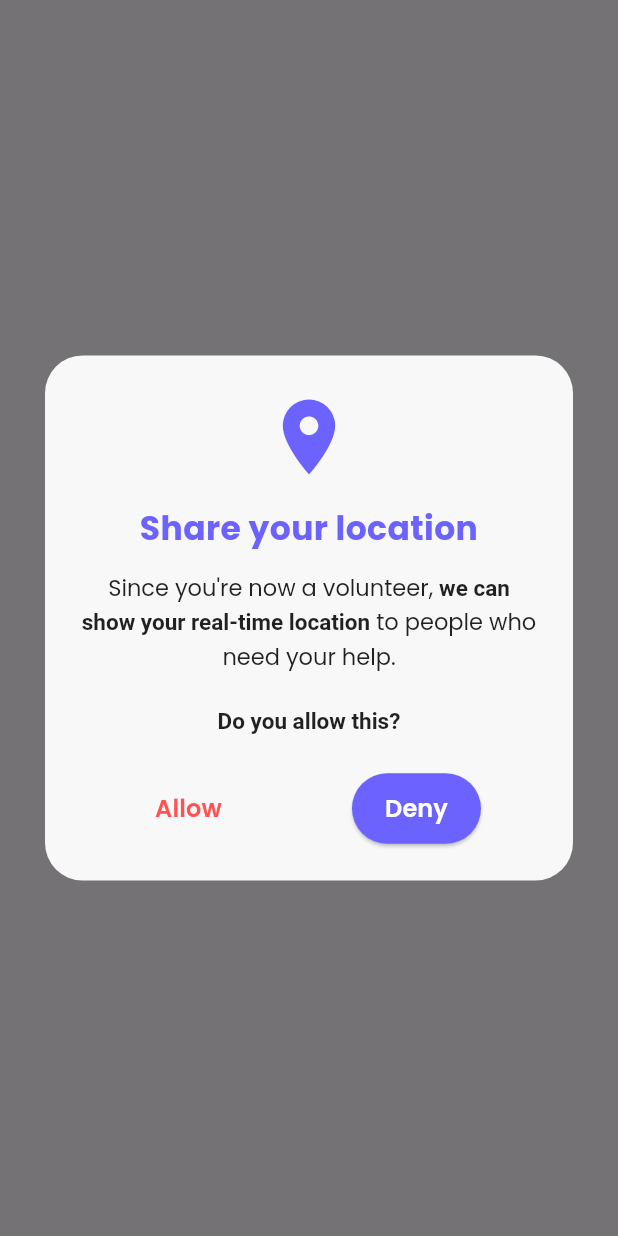
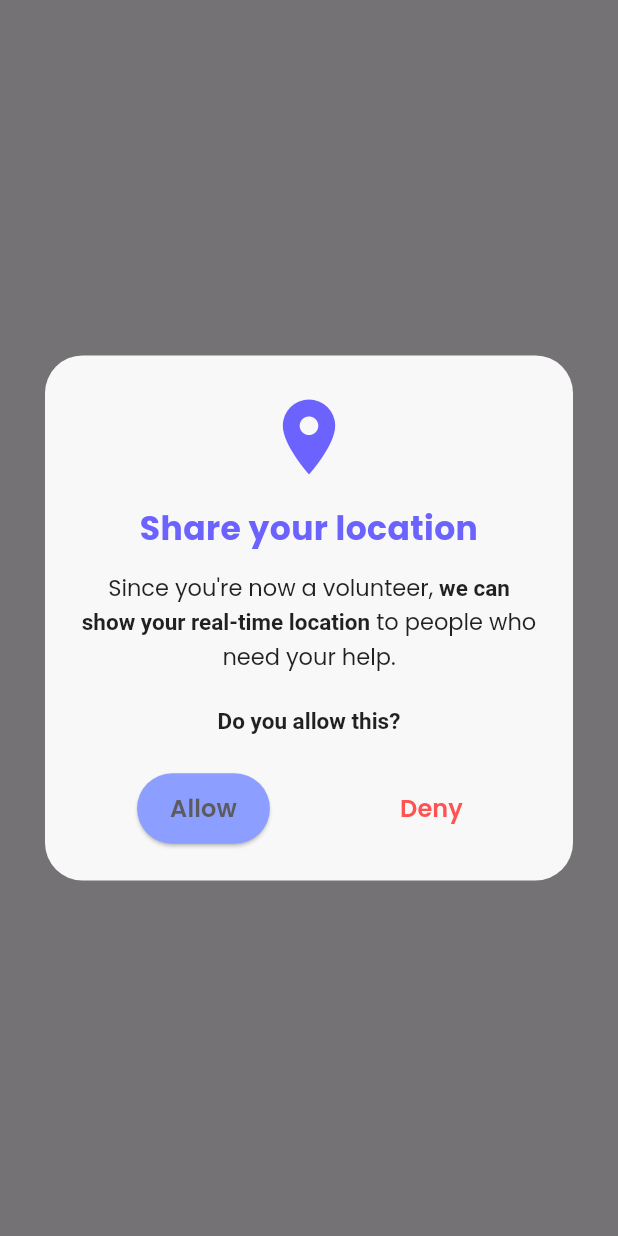
Before and after one commit to ViktorZlatev/KindLink, a Flutter app: what showVolunteerLocationPermissionDialog() shows on an empty page, opened directly with empty values, on a phone screen of 412 x 824 dp. Run offline on Flutter 3.47's test engine with Material 3 defaults, Android fonts, the phone set to English and light mode, and no system bars; our stand-ins replace another_flushbar, cloud_firestore, file_picker, firebase_auth, firebase_core, firebase_storage and 3 more; accounts and stored records are empty.

Commit message:
fix volunteer live location problem

```diff
--- a/kindlink_app/lib/features/home/popups/location.dart
+++ b/kindlink_app/lib/features/home/popups/location.dart
@@ -67,31 +67,16 @@ void showVolunteerLocationPermissionDialog(
               Row(
                 mainAxisAlignment: MainAxisAlignment.spaceAround,
                 children: [
-                  // ❌ Deny
-                  TextButton(
+
+                  ElevatedButton(
                     onPressed: () {
                       Navigator.pop(context);
                       onDeny();
                     },
-                    child: Text(
-                      "Allow",
-                      style: GoogleFonts.poppins(
-                        fontSize: 16,
-                        color: Colors.redAccent,
-                        fontWeight: FontWeight.w600,
-                      ),
-                    ),
-                  ),
 
-                  // ✅ Allow
-                  ElevatedButton(
-                    onPressed: () {
-                      Navigator.pop(context);
-                      onAllow();
-                    },
                     style: ElevatedButton.styleFrom(
-                      backgroundColor: const Color(0xFF6C63FF),
-                      foregroundColor: Colors.white,
+                      backgroundColor: const Color(0xFF8C9EFF), // 💜 light blue-purple
+                      foregroundColor: Colors.white,            // text/icon color
                       padding: const EdgeInsets.symmetric(
                         horizontal: 22,
                         vertical: 12,
@@ -100,10 +85,30 @@ void showVolunteerLocationPermissionDialog(
                         borderRadius: BorderRadius.circular(30),
                       ),
                     ),
+
+                    child: Text(
+                      "Allow",
+                      style: GoogleFonts.poppins(
+                        fontSize: 16,
+                        color: const Color.fromARGB(255, 92, 92, 94),
+                        fontWeight: FontWeight.w600,
+                      ),
+                    ),
+                  ),
+
+
+                  TextButton(
+                    onPressed: () {
+
+                      Navigator.pop(context);
+                      onAllow();
+                    },
+
                     child: Text(
                       "Deny",
                       style: GoogleFonts.poppins(
                         fontSize: 16,
+                        color: Colors.redAccent,
                         fontWeight: FontWeight.w600,
                       ),
                     ),
```
Also changed, not shown: kindlink_app/lib/features/home/home.dart (+44 -35 lines), kindlink_app/lib/features/home/map/map_functions.dart (+25 -28 lines).
